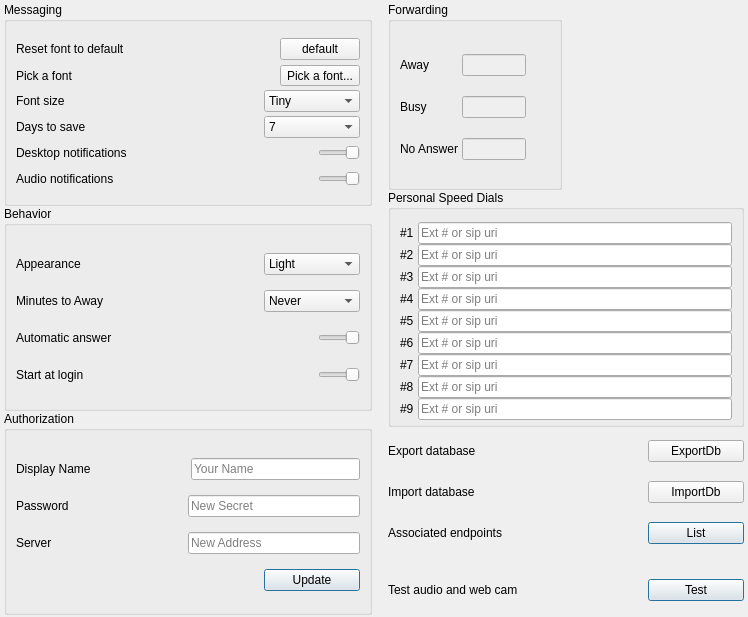
First picture: the form in Desktop/options.ui, repository dyfet/tycho_sipwitchqt, before the edit.
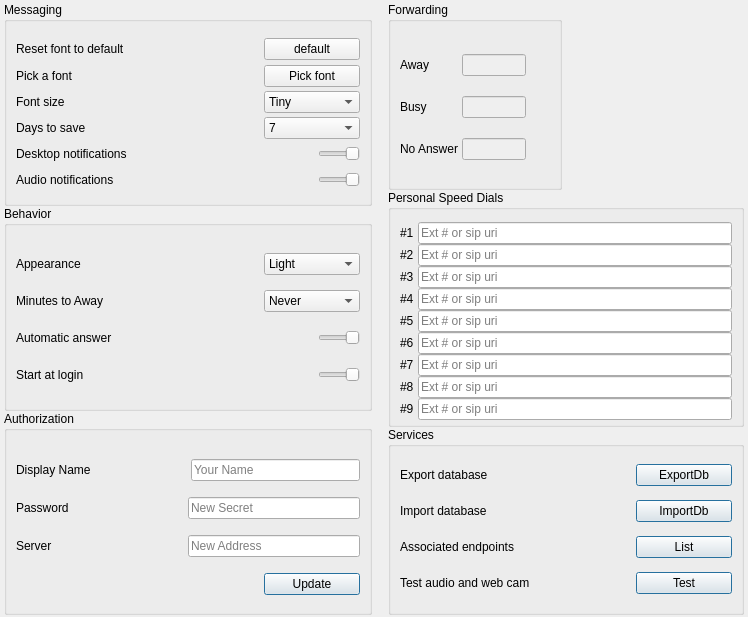
Second picture: the form after the edit. Icons and pictures are not drawn.

```diff
--- a/Desktop/options.ui
+++ b/Desktop/options.ui
@@ -425,148 +425,138 @@
       </layout>
      </item>
      <item>
-      <spacer name="horizontalSpacer">
-       <property name="orientation">
-        <enum>Qt::Horizontal</enum>
+      <widget class="QGroupBox" name="groupBox">
+       <property name="title">
+        <string>Services</string>
        </property>
-       <property name="sizeType">
-        <enum>QSizePolicy::Preferred</enum>
-       </property>
-       <property name="sizeHint" stdset="0">
-        <size>
-         <width>0</width>
-         <height>0</height>
-        </size>
-       </property>
-      </spacer>
-     </item>
-     <item>
-      <spacer name="verticalSpacer">
-       <property name="orientation">
-        <enum>Qt::Vertical</enum>
-       </property>
-       <property name="sizeType">
-        <enum>QSizePolicy::Preferred</enum>
-       </property>
-       <property name="sizeHint" stdset="0">
-        <size>
-         <width>0</width>
-         <height>0</height>
-        </size>
-       </property>
-      </spacer>
-     </item>
-     <item>
-      <layout class="QGridLayout" name="gridLayout_3">
-       <property name="horizontalSpacing">
-        <number>4</number>
-       </property>
-       <property name="verticalSpacing">
-        <number>6</number>
-       </property>
-       <item row="6" column="2">
-        <widget class="QPushButton" name="testButton">
-         <property name="minimumSize">
-          <size>
-           <width>96</width>
-           <height>0</height>
-          </size>
-         </property>
-         <property name="maximumSize">
-          <size>
-           <width>96</width>
-           <height>16777215</height>
-          </size>
-         </property>
-         <property name="text">
-          <string>Test</string>
-         </property>
-         <property name="default">
+       <property name="flat">
           <bool>true</bool>
          </property>
-        </widget>
-       </item>
-       <item row="6" column="1">
-        <widget class="QLabel" name="label_7">
-         <property name="minimumSize">
-          <size>
-           <width>180</width>
-           <height>0</height>
-          </size>
-         </property>
-         <property name="text">
-          <string>Test audio and web cam</string>
-         </property>
-        </widget>
-       </item>
-       <item row="4" column="1">
-        <widget class="QLabel" name="label_18">
-         <property name="text">
-          <string>Associated endpoints</string>
-         </property>
-        </widget>
-       </item>
-       <item row="4" column="2">
-        <widget class="QPushButton" name="listDevices">
-         <property name="minimumSize">
-          <size>
-           <width>96</width>
-           <height>0</height>
-          </size>
-         </property>
-         <property name="maximumSize">
-          <size>
-           <width>96</width>
-           <height>16777215</height>
-          </size>
-         </property>
-         <property name="text">
-          <string>List</string>
-         </property>
-         <property name="default">
-          <bool>true</bool>
-         </property>
-        </widget>
-       </item>
-       <item row="5" column="1">
-        <layout class="QHBoxLayout" name="horizontalLayout_2">
-         <property name="spacing">
-          <number>6</number>
-         </property>
-         <property name="bottomMargin">
-          <number>16</number>
-         </property>
-        </layout>
-       </item>
-       <item row="1" column="2">
+       <layout class="QGridLayout" name="gridLayout_5">
+        <item row="1" column="1">
         <widget class="QPushButton" name="ImportDb">
+          <property name="minimumSize">
+           <size>
+            <width>96</width>
+            <height>0</height>
+           </size>
+          </property>
+          <property name="maximumSize">
+           <size>
+            <width>96</width>
+            <height>16777215</height>
+           </size>
+          </property>
          <property name="text">
           <string>ImportDb</string>
          </property>
-        </widget>
-       </item>
-       <item row="0" column="2">
-        <widget class="QPushButton" name="ExportDb">
-         <property name="text">
-          <string>ExportDb</string>
+          <property name="default">
+           <bool>true</bool>
          </property>
         </widget>
        </item>
-       <item row="0" column="1">
+        <item row="0" column="0">
         <widget class="QLabel" name="exportlabel">
          <property name="text">
           <string>Export database</string>
          </property>
         </widget>
        </item>
-       <item row="1" column="1">
+        <item row="2" column="0">
+         <widget class="QLabel" name="listLabel">
+          <property name="text">
+           <string>Associated endpoints</string>
+          </property>
+         </widget>
+        </item>
+        <item row="2" column="1">
+         <widget class="QPushButton" name="listDevices">
+          <property name="minimumSize">
+           <size>
+            <width>96</width>
+            <height>0</height>
+           </size>
+          </property>
+          <property name="maximumSize">
+           <size>
+            <width>96</width>
+            <height>16777215</height>
+           </size>
+          </property>
+          <property name="text">
+           <string>List</string>
+          </property>
+          <property name="default">
+           <bool>true</bool>
+          </property>
+         </widget>
+        </item>
+        <item row="3" column="1">
+         <widget class="QPushButton" name="testButton">
+          <property name="minimumSize">
+           <size>
+            <width>96</width>
+            <height>0</height>
+           </size>
+          </property>
+          <property name="maximumSize">
+           <size>
+            <width>96</width>
+            <height>16777215</height>
+           </size>
+          </property>
+          <property name="text">
+           <string>Test</string>
+          </property>
+          <property name="default">
+           <bool>true</bool>
+          </property>
+         </widget>
+        </item>
+        <item row="1" column="0">
         <widget class="QLabel" name="importLabel">
          <property name="text">
           <string>Import database</string>
          </property>
         </widget>
        </item>
-      </layout>
+        <item row="0" column="1">
+         <widget class="QPushButton" name="ExportDb">
+          <property name="minimumSize">
+           <size>
+            <width>96</width>
+            <height>0</height>
+           </size>
+          </property>
+          <property name="maximumSize">
+           <size>
+            <width>96</width>
+            <height>16777215</height>
+           </size>
+          </property>
+          <property name="text">
+           <string>ExportDb</string>
+          </property>
+          <property name="default">
+           <bool>true</bool>
+          </property>
+         </widget>
+        </item>
+        <item row="3" column="0">
+         <widget class="QLabel" name="testLabel">
+          <property name="minimumSize">
+           <size>
+            <width>180</width>
+            <height>0</height>
+           </size>
+          </property>
+          <property name="text">
+           <string>Test audio and web cam</string>
+          </property>
+         </widget>
+        </item>
+       </layout>
+      </widget>
      </item>
     </layout>
    </item>
@@ -623,6 +613,18 @@
           </item>
           <item>
            <widget class="QPushButton" name="resetFont">
+            <property name="minimumSize">
+             <size>
+              <width>96</width>
+              <height>0</height>
+             </size>
+            </property>
+            <property name="maximumSize">
+             <size>
+              <width>96</width>
+              <height>16777215</height>
+             </size>
+            </property>
             <property name="text">
              <string>default</string>
             </property>
@@ -649,9 +651,21 @@
            </widget>
           </item>
           <item>
-           <widget class="QToolButton" name="pickfontbutton">
+           <widget class="QPushButton" name="pickfontbutton">
+            <property name="minimumSize">
+             <size>
+              <width>96</width>
+              <height>0</height>
+             </size>
+            </property>
+            <property name="maximumSize">
+             <size>
+              <width>96</width>
+              <height>16777215</height>
+             </size>
+            </property>
             <property name="text">
-             <string>Pick a font...</string>
+             <string>Pick font</string>
             </property>
            </widget>
           </item>
@@ -1024,6 +1038,12 @@
      </item>
      <item>
       <widget class="QGroupBox" name="creds">
+       <property name="sizePolicy">
+        <sizepolicy hsizetype="Preferred" vsizetype="Preferred">
+         <horstretch>0</horstretch>
+         <verstretch>0</verstretch>
+        </sizepolicy>
+       </property>
        <property name="title">
         <string>Authorization</string>
        </property>
@@ -1038,7 +1058,7 @@
          <number>12</number>
         </property>
         <property name="bottomMargin">
-         <number>4</number>
+         <number>0</number>
         </property>
         <item>
          <layout class="QHBoxLayout" name="horizontalLayout_7">
@@ -1177,6 +1197,9 @@
           <property name="spacing">
            <number>0</number>
           </property>
+          <property name="bottomMargin">
+           <number>0</number>
+          </property>
           <item>
            <widget class="QPushButton" name="pushButton_5">
             <property name="sizePolicy">
@@ -1246,22 +1269,6 @@
        </layout>
       </widget>
      </item>
-     <item>
-      <spacer name="leftspacer">
-       <property name="orientation">
-        <enum>Qt::Vertical</enum>
-       </property>
-       <property name="sizeType">
-        <enum>QSizePolicy::Preferred</enum>
-       </property>
-       <property name="sizeHint" stdset="0">
-        <size>
-         <width>20</width>
-         <height>0</height>
-        </size>
-       </property>
-      </spacer>
-     </item>
     </layout>
    </item>
   </layout>
```
Left out of the diff: 6 changed lines with no effect on the pictures. Lines whose indentation alone changed are shown as unchanged.
